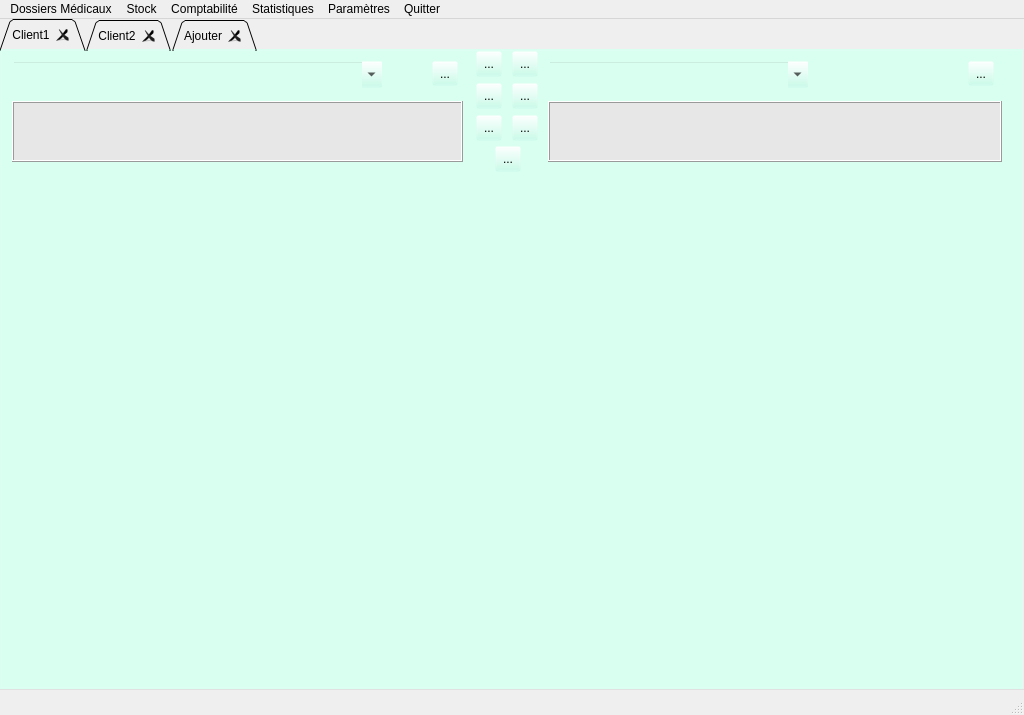
Qt form VetGUI/Form_openvet.ui (FrancoisBagaini/OpenVet0.2) before a commit.
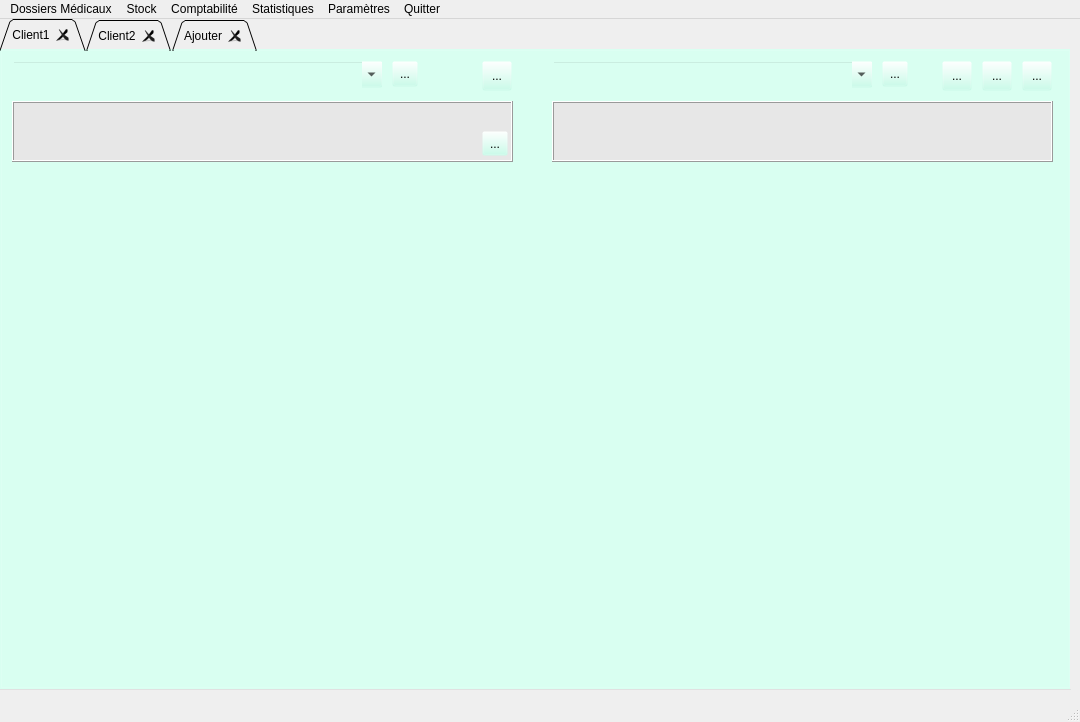
The same form after that commit. Icons and pictures are not drawn. Custom widgets are drawn as their Qt base class.

What changed in the file:
```diff
--- a/VetGUI/Form_openvet.ui
+++ b/VetGUI/Form_openvet.ui
@@ -6,8 +6,8 @@
    <rect>
     <x>0</x>
     <y>0</y>
-    <width>1024</width>
-    <height>715</height>
+    <width>1080</width>
+    <height>722</height>
    </rect>
   </property>
   <property name="windowTitle">
@@ -26,7 +26,7 @@
      <rect>
       <x>0</x>
       <y>0</y>
-      <width>1024</width>
+      <width>1071</width>
       <height>671</height>
      </rect>
     </property>
@@ -42,7 +42,7 @@
        <rect>
         <x>0</x>
         <y>0</y>
-        <width>1024</width>
+        <width>1071</width>
         <height>671</height>
        </rect>
       </property>
@@ -79,7 +79,7 @@
          <rect>
           <x>0</x>
           <y>0</y>
-          <width>474</width>
+          <width>521</width>
           <height>120</height>
          </rect>
         </property>
@@ -116,7 +116,7 @@
           <rect>
            <x>10</x>
            <y>50</y>
-           <width>451</width>
+           <width>501</width>
            <height>61</height>
           </rect>
          </property>
@@ -142,8 +142,8 @@
         <widget class="QToolButton" name="toolButton_ClientInfo">
          <property name="geometry">
           <rect>
-           <x>430</x>
-           <y>10</y>
+           <x>480</x>
+           <y>80</y>
            <width>26</width>
            <height>25</height>
           </rect>
@@ -162,13 +162,65 @@
           </size>
          </property>
         </widget>
+        <widget class="QToolButton" name="toolButton_editClient">
+         <property name="geometry">
+          <rect>
+           <x>390</x>
+           <y>10</y>
+           <width>26</width>
+           <height>26</height>
+          </rect>
+         </property>
+         <property name="toolTip">
+          <string>Modifie client</string>
+         </property>
+         <property name="text">
+          <string>...</string>
+         </property>
+         <property name="icon">
+          <iconset>
+           <normaloff>../images/edit1.png</normaloff>../images/edit1.png</iconset>
+         </property>
+         <property name="iconSize">
+          <size>
+           <width>30</width>
+           <height>30</height>
+          </size>
+         </property>
+        </widget>
+        <widget class="QToolButton" name="toolButton_scan1">
+         <property name="geometry">
+          <rect>
+           <x>480</x>
+           <y>10</y>
+           <width>30</width>
+           <height>30</height>
+          </rect>
+         </property>
+         <property name="toolTip">
+          <string>Recherche client / animal</string>
+         </property>
+         <property name="text">
+          <string>...</string>
+         </property>
+         <property name="icon">
+          <iconset>
+           <normaloff>../images/loupe2.png</normaloff>../images/loupe2.png</iconset>
+         </property>
+         <property name="iconSize">
+          <size>
+           <width>30</width>
+           <height>30</height>
+          </size>
+         </property>
+        </widget>
        </widget>
        <widget class="QFrame" name="frame_animal">
         <property name="geometry">
          <rect>
-          <x>536</x>
+          <x>540</x>
           <y>0</y>
-          <width>482</width>
+          <width>521</width>
           <height>120</height>
          </rect>
         </property>
@@ -186,7 +238,7 @@
           <rect>
            <x>10</x>
            <y>10</y>
-           <width>261</width>
+           <width>321</width>
            <height>27</height>
           </rect>
          </property>
@@ -202,7 +254,7 @@
           <rect>
            <x>10</x>
            <y>50</y>
-           <width>454</width>
+           <width>501</width>
            <height>61</height>
           </rect>
          </property>
@@ -217,63 +269,13 @@
          </property>
          <property name="frameShadow">
           <enum>QFrame::Raised</enum>
-         </property>
-        </widget>
-        <widget class="QToolButton" name="toolButton_AnimalInfo">
-         <property name="geometry">
-          <rect>
-           <x>430</x>
-           <y>10</y>
-           <width>26</width>
-           <height>25</height>
-          </rect>
-         </property>
-         <property name="text">
-          <string>...</string>
-         </property>
-         <property name="icon">
-          <iconset resource="resources.qrc">
-           <normaloff>:/newPrefix/images/info.png</normaloff>:/newPrefix/images/info.png</iconset>
-         </property>
-         <property name="iconSize">
-          <size>
-           <width>24</width>
-           <height>24</height>
-          </size>
-         </property>
-        </widget>
-       </widget>
-       <widget class="QToolButton" name="toolButton_addAnimal">
-        <property name="geometry">
-         <rect>
-          <x>510</x>
-          <y>0</y>
-          <width>26</width>
-          <height>26</height>
-         </rect>
-        </property>
-        <property name="toolTip">
-         <string>Nouvel animal</string>
-        </property>
-        <property name="text">
-         <string>...</string>
-        </property>
-        <property name="icon">
-         <iconset>
-          <normaloff>../images/add1.png</normaloff>../images/add1.png</iconset>
-        </property>
-        <property name="iconSize">
-         <size>
-          <width>30</width>
-          <height>30</height>
-         </size>
         </property>
        </widget>
        <widget class="QToolButton" name="toolButton_editAnimal">
         <property name="geometry">
          <rect>
-          <x>510</x>
-          <y>32</y>
+           <x>340</x>
+           <y>10</y>
           <width>26</width>
           <height>26</height>
          </rect>
@@ -295,39 +297,13 @@
          </size>
         </property>
        </widget>
-       <widget class="QToolButton" name="toolButton_deleteAnimal">
+        <widget class="QToolButton" name="toolButton_scan2">
         <property name="geometry">
          <rect>
-          <x>510</x>
-          <y>64</y>
-          <width>26</width>
-          <height>26</height>
-         </rect>
-        </property>
-        <property name="toolTip">
-         <string>Efface animal</string>
-        </property>
-        <property name="text">
-         <string>...</string>
-        </property>
-        <property name="icon">
-         <iconset>
-          <normaloff>../images/delete2.png</normaloff>../images/delete2.png</iconset>
-        </property>
-        <property name="iconSize">
-         <size>
+           <x>480</x>
+           <y>10</y>
           <width>30</width>
           <height>30</height>
-         </size>
-        </property>
-       </widget>
-       <widget class="QToolButton" name="toolButton_scan">
-        <property name="geometry">
-         <rect>
-          <x>493</x>
-          <y>95</y>
-          <width>26</width>
-          <height>26</height>
          </rect>
         </property>
         <property name="toolTip">
@@ -347,44 +323,15 @@
          </size>
         </property>
        </widget>
-       <widget class="QToolButton" name="toolButton_addClient">
+        <widget class="QToolButton" name="toolButton_Relance">
         <property name="geometry">
          <rect>
-          <x>474</x>
-          <y>0</y>
-          <width>26</width>
-          <height>26</height>
-         </rect>
-        </property>
-        <property name="toolTip">
-         <string>Nouveau client</string>
-        </property>
-        <property name="text">
-         <string>...</string>
-        </property>
-        <property name="icon">
-         <iconset>
-          <normaloff>../images/add1.png</normaloff>../images/add1.png</iconset>
-        </property>
-        <property name="iconSize">
-         <size>
+           <x>400</x>
+           <y>10</y>
           <width>30</width>
           <height>30</height>
-         </size>
-        </property>
-       </widget>
-       <widget class="QToolButton" name="toolButton_deleteClient">
-        <property name="geometry">
-         <rect>
-          <x>474</x>
-          <y>64</y>
-          <width>26</width>
-          <height>26</height>
-         </rect>
-        </property>
-        <property name="toolTip">
-         <string>Efface client</string>
-        </property>
+          </rect>
+         </property>
         <property name="text">
          <string>...</string>
         </property>
@@ -394,18 +341,18 @@
         </property>
         <property name="iconSize">
          <size>
-          <width>30</width>
-          <height>30</height>
+           <width>36</width>
+           <height>36</height>
          </size>
         </property>
        </widget>
-       <widget class="QToolButton" name="toolButton_editClient">
+        <widget class="QToolButton" name="toolButton_Poids">
         <property name="geometry">
          <rect>
-          <x>474</x>
-          <y>32</y>
-          <width>26</width>
-          <height>26</height>
+           <x>440</x>
+           <y>10</y>
+           <width>30</width>
+           <height>30</height>
          </rect>
         </property>
         <property name="toolTip">
@@ -420,10 +367,11 @@
         </property>
         <property name="iconSize">
          <size>
-          <width>30</width>
-          <height>30</height>
-         </size>
-        </property>
+           <width>36</width>
+           <height>36</height>
+          </size>
+         </property>
+        </widget>
        </widget>
       </widget>
       <widget class="QWidget" name="tab_fiche2">
@@ -446,7 +394,7 @@
     <rect>
      <x>0</x>
      <y>0</y>
-     <width>1024</width>
+     <width>1080</width>
      <height>23</height>
     </rect>
    </property>
@@ -613,6 +561,13 @@
    </property>
   </action>
  </widget>
+ <customwidgets>
+  <customwidget>
+   <class>MyComboBox</class>
+   <extends>QComboBox</extends>
+   <header>Mywidgets</header>
+  </customwidget>
+ </customwidgets>
  <resources>
   <include location="resources.qrc"/>
  </resources>
```
Left out of the diff: 28 changed lines with no effect on the pictures. Lines whose indentation alone changed are shown as unchanged.
